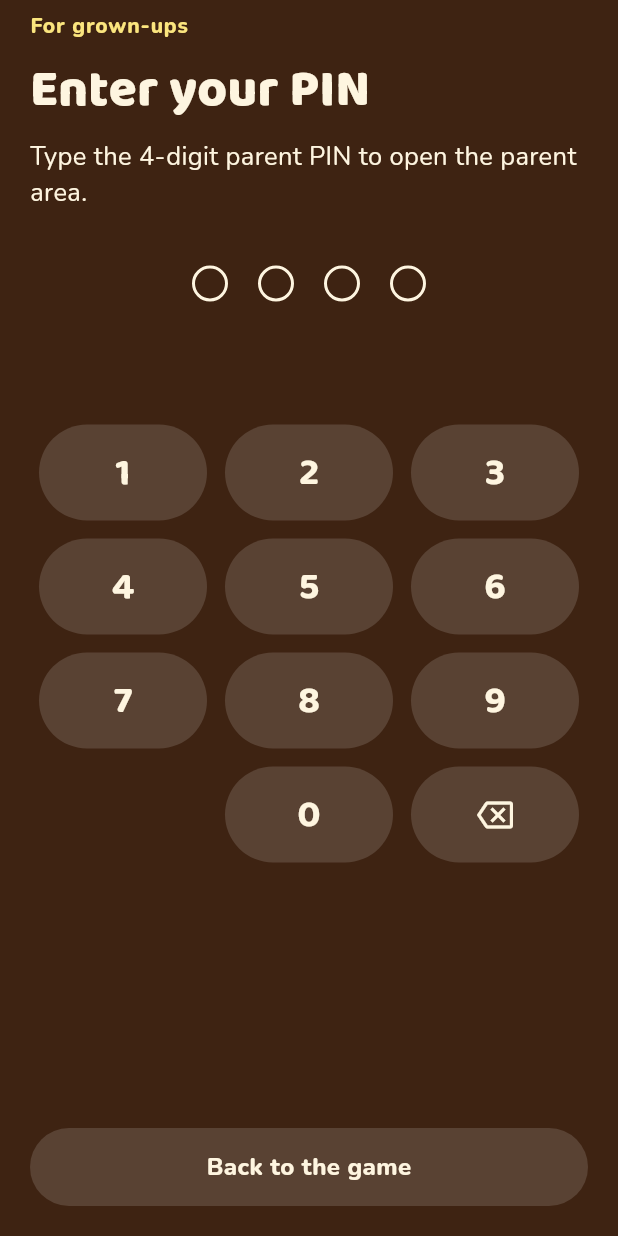
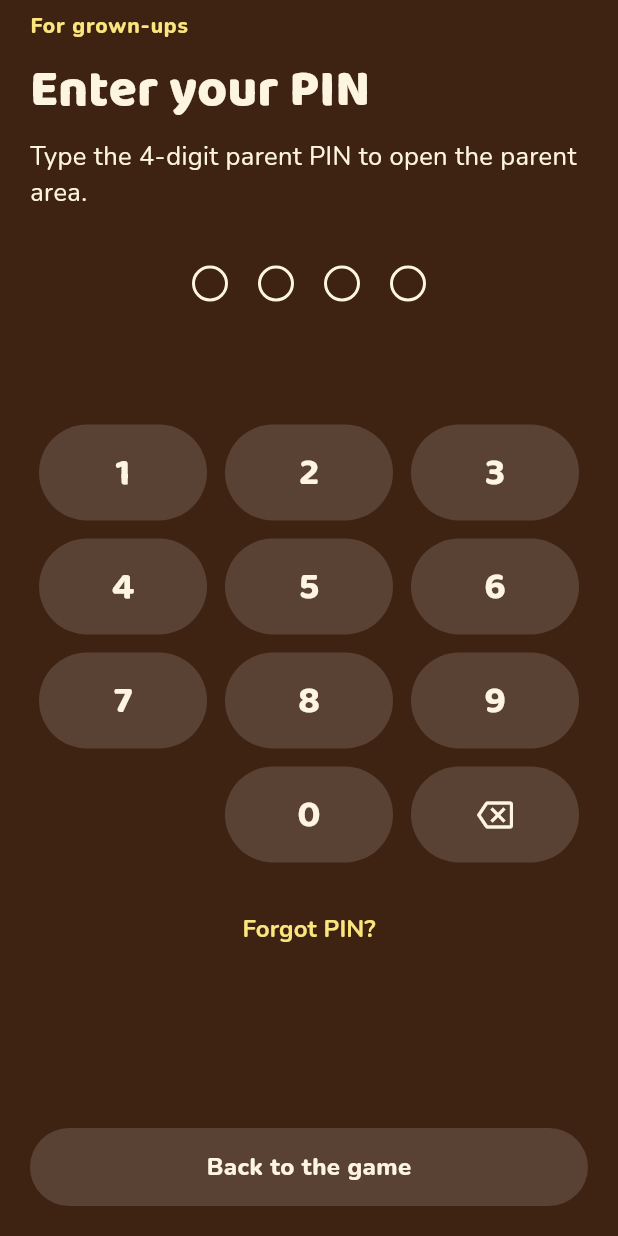
Before and after one commit to Emt-tz/Kudicubs, a Flutter app: the ParentPinEntry screen opened by its route, on a phone screen of 412 x 824 dp. Run offline on Flutter 3.47's test engine with Material 3 defaults, Android fonts, the phone set to English and light mode, and no system bars; our stand-ins replace flutter_riverpod, flutter_svg, go_router, shared_preferences, supabase_flutter; accounts and stored records are empty; network calls fail.

Commit message:
feat(006): forgot-PIN link on parent PIN entry

```diff
--- a/app/lib/screens/parent/parent_pin_entry.dart
+++ b/app/lib/screens/parent/parent_pin_entry.dart
@@ -178,6 +178,11 @@ class _ParentPinEntryState extends ConsumerState<ParentPinEntry> with SingleTick
                   ),
           ),
           NumberPad(dark: true, enabled: _status != PinEntryStatus.checking, onDigit: _digit, onDelete: _delete),
+          TextButton(
+            key: const Key('forgot-pin'),
+            onPressed: () => context.push('/screen/au-16-forgot-pin'),
+            child: const Text('Forgot PIN?', style: TextStyle(color: Kc.softGold, fontWeight: FontWeight.w800)),
+          ),
         ],
       ),
     );
```
